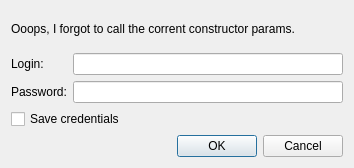
Old version of the form src/plugins/poshuku/authenticationdialog.ui in the repository 0xd34df00d/leechcraft.
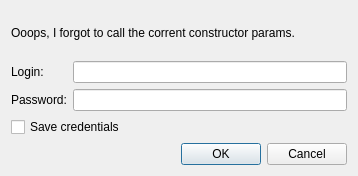
New version of the form. Icons and pictures are not drawn.

```diff
--- a/src/plugins/poshuku/authenticationdialog.ui
+++ b/src/plugins/poshuku/authenticationdialog.ui
@@ -5,8 +5,8 @@
    <rect>
     <x>0</x>
     <y>0</y>
-    <width>354</width>
-    <height>168</height>
+    <width>358</width>
+    <height>176</height>
    </rect>
   </property>
   <property name="windowTitle" >
```
Left out of the diff: 8 changed lines with no effect on the pictures.
